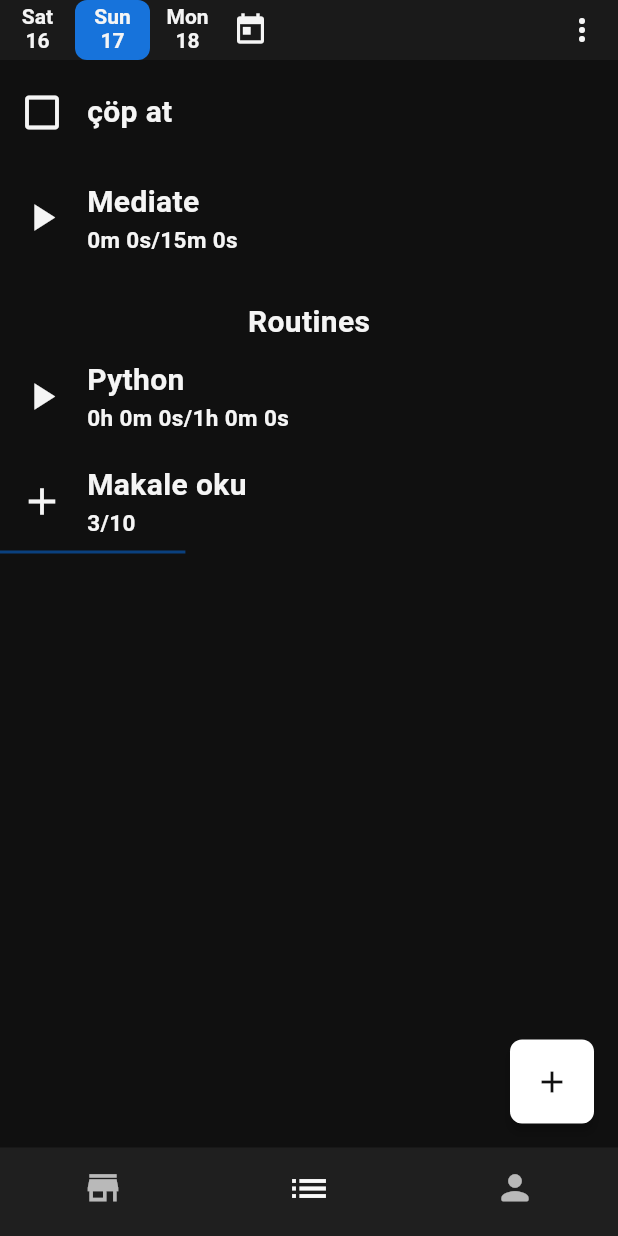
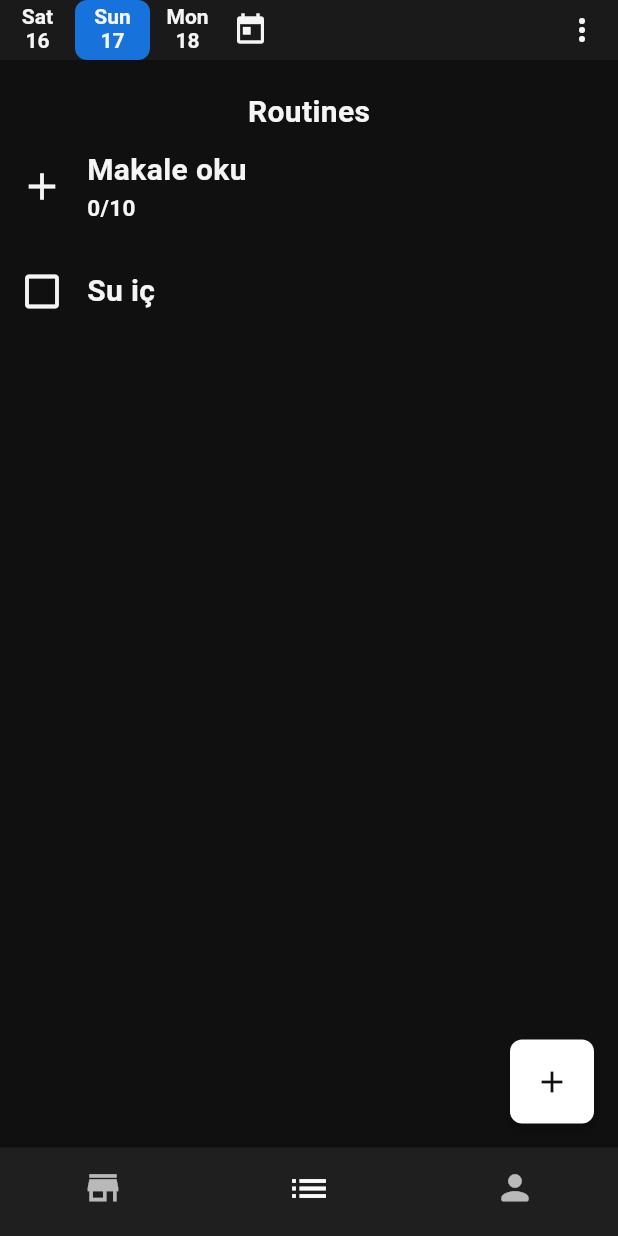
Before and after one commit to senabdulgani/gamify_todo, a Flutter app: the screen it shows after launch, on a phone screen of 412 x 824 dp. Run offline on Flutter 3.47's test engine with Material 3 defaults, Android fonts, the phone set to English and light mode, and no system bars; drawn by our look-alikes of flutter_slidable; our stand-ins replace device_info_plus, emoji_picker_flutter, firebase_core, flutter_screenutil, get, hive_flutter and 1 more; missing offline and left inert: duration_picker; accounts and stored records are empty.

Commit message:
auto create rutin tasks

```diff
--- a/lib/2 General/accessible.dart
+++ b/lib/2 General/accessible.dart
@@ -6,7 +6,7 @@ import 'package:gamify_todo/8%20Model/trait_model.dart';
 
 // TODO: test için el ile verildi normalde veritabınndan gelecek
 
-List<RutinModel> rutinList = [
+List<RutinModel> routineList = [
   RutinModel(
     id: 0,
     title: "Python",
@@ -29,7 +29,7 @@ List<RutinModel> rutinList = [
     isNotificationOn: false,
     remainingDuration: const Duration(minutes: 15),
     targetCount: 10,
-    repeatDays: [1, 5],
+    repeatDays: [1, 5, 7],
     isCompleted: false,
   ),
   RutinModel(
@@ -37,7 +37,7 @@ List<RutinModel> rutinList = [
     title: "Su iç",
     type: TaskTypeEnum.CHECKBOX,
     createdDate: DateTime.now(),
-    startDate: DateTime.now().add(const Duration(days: 2)),
+    startDate: DateTime.now(),
     isNotificationOn: false,
     remainingDuration: const Duration(minutes: 15),
     targetCount: 10,
--- a/lib/3 Page/Home/Add Task/add_task_page.dart
+++ b/lib/3 Page/Home/Add Task/add_task_page.dart
@@ -88,8 +88,8 @@ class _AddTaskPageState extends State<AddTaskPage> {
                         taskProvider.addTask(
                           TaskModel(
                             id: taskProvider.taskList.length,
-                            // !!!! id ler yanlış olacak gibi kontrol et
-                            rutinID: rutinList.length,
+                            // TODO: !!!! id ler yanlış olacak gibi kontrol et
+                            rutinID: routineList.length,
                             title: addTaskProvider.taskNameController.text,
                             type: addTaskProvider.selectedTaskType,
                             taskDate: addTaskProvider.selectedDate,
@@ -112,7 +112,7 @@ class _AddTaskPageState extends State<AddTaskPage> {
                     *************************************************************
                     isRutin: ${addTaskProvider.selectedDays.isNotEmpty}
                     id: ${taskProvider.taskList.length}
-                    rutinID: ${rutinList.length}
+                    rutinID: ${routineList.length}
                     title: ${addTaskProvider.taskNameController.text}
                     type: ${addTaskProvider.selectedTaskType}
                     taskDate: ${addTaskProvider.selectedDate}
--- a/lib/3 Page/Home/Widget/task_list.dart
+++ b/lib/3 Page/Home/Widget/task_list.dart
@@ -43,7 +43,7 @@ class _TaskListState extends State<TaskList> {
     }
 
     if (!Helper().isBeforeDay(context.read<TaskProvider>().selectedDate, DateTime.now())) {
-      for (var rutin in rutinList) {
+      for (var rutin in routineList) {
         if (rutin.repeatDays.contains(context.read<TaskProvider>().selectedDate.weekday) && Helper().isBeforeDay(rutin.startDate, context.read<TaskProvider>().selectedDate)) {
           if (!rutin.isCompleted) {
             selectedDateGhostRutinTaskList.add(
@@ -71,7 +71,7 @@ class _TaskListState extends State<TaskList> {
       }
     }
 
-    return selectedDateTaskList.isEmpty && selectedDateGhostRutinTaskList.isEmpty
+    return selectedDateTaskList.isEmpty && selectedDateGhostRutinTaskList.isEmpty && selectedDateRutinTaskList.isEmpty
         ? const Center(
             child: Text(
               "No task for today",
@@ -91,7 +91,7 @@ class _TaskListState extends State<TaskList> {
                 ),
 
                 // Routine Tasks
-                if (selectedDateTaskList.isNotEmpty) const SizedBox(height: 20),
+                const SizedBox(height: 20),
                 if (selectedDateRutinTaskList.isNotEmpty)
                   const Text(
                     "Routines",
--- a/lib/3 Page/Home/Widget/task_slide_actions.dart
+++ b/lib/3 Page/Home/Widget/task_slide_actions.dart
@@ -68,10 +68,19 @@ class _TaskSlideActinosState extends State<TaskSlideActinos> {
         dismissible: DismissiblePane(
           dismissThreshold: 0.01,
           onDismissed: () {
-            taskProvider.cancelTask(widget.taskModel);
+            taskProvider.beceremedinTask(widget.taskModel);
           },
         ),
         children: [
+          SlidableAction(
+            onPressed: (context) {
+              taskProvider.beceremedinTask(widget.taskModel);
+            },
+            backgroundColor: AppColors.red,
+            icon: Icons.close,
+            label: 'Beceremedin',
+            padding: const EdgeInsets.symmetric(horizontal: 5),
+          ),
           SlidableAction(
             onPressed: (context) {
               taskProvider.cancelTask(widget.taskModel);
@@ -81,15 +90,6 @@ class _TaskSlideActinosState extends State<TaskSlideActinos> {
             label: 'Cancel',
             padding: const EdgeInsets.symmetric(horizontal: 5),
           ),
-          SlidableAction(
-            onPressed: (context) {
-              taskProvider.beceremedinTask(widget.taskModel);
-            },
-            backgroundColor: AppColors.red,
-            icon: Icons.close,
-            label: 'Beceremedin',
-            padding: const EdgeInsets.symmetric(horizontal: 5),
-          ),
         ],
       ),
       child: widget.child,
--- a/lib/6 Provider/add_task_provider.dart
+++ b/lib/6 Provider/add_task_provider.dart
@@ -28,9 +28,9 @@ class AddTaskProvider with ChangeNotifier {
   }
 
   void addRutin() {
-    rutinList.add(
+    routineList.add(
       RutinModel(
-        id: rutinList.length,
+        id: routineList.length,
         title: taskNameController.text,
         type: selectedTaskType,
         createdDate: DateTime.now(),
--- a/lib/6 Provider/task_provider.dart
+++ b/lib/6 Provider/task_provider.dart
@@ -14,83 +14,83 @@ class TaskProvider with ChangeNotifier {
   TaskProvider._internal();
 
   List<TaskModel> taskList = [
-    TaskModel(
-        id: 0,
-        rutinID: 0,
-        title: "Python",
-        type: TaskTypeEnum.TIMER,
-        taskDate: DateTime.now(),
-        isNotificationOn: false,
-        currentDuration: const Duration(hours: 0, minutes: 0),
-        remainingDuration: const Duration(hours: 1, minutes: 0),
-        attirbuteIDList: [1, 2],
-        skillIDList: [1],
-        isCompleted: false,
-        isTimerActive: false),
-    TaskModel(
-      id: 1,
-      title: "çöp at",
-      type: TaskTypeEnum.CHECKBOX,
-      taskDate: DateTime.now(),
-      isNotificationOn: false,
-      isCompleted: false,
-    ),
-    TaskModel(
-      id: 2,
-      rutinID: 1,
-      title: "Makale oku",
-      type: TaskTypeEnum.COUNTER,
-      taskDate: DateTime.now(),
-      isNotificationOn: false,
-      currentCount: 3,
-      targetCount: 10,
-      remainingDuration: const Duration(minutes: 15),
-      isCompleted: false,
-    ),
-    TaskModel(
-      id: 3,
-      title: "Mediate",
-      type: TaskTypeEnum.TIMER,
-      taskDate: DateTime.now(),
-      isNotificationOn: false,
-      currentDuration: const Duration(hours: 0, minutes: 0),
-      remainingDuration: const Duration(minutes: 15),
-      attirbuteIDList: [1, 2],
-      skillIDList: [1],
-      isCompleted: false,
-      isTimerActive: false,
-    ),
-    TaskModel(
-      id: 4,
-      title: "Koşuya çık",
-      type: TaskTypeEnum.CHECKBOX,
-      taskDate: DateTime.now().add(const Duration(days: 2)),
-      isNotificationOn: false,
-      isCompleted: false,
-      isTimerActive: false,
-    ),
-    TaskModel(
-      id: 4,
-      title: "Kelime Ezberle",
-      type: TaskTypeEnum.COUNTER,
-      targetCount: 20,
-      currentCount: 0,
-      taskDate: DateTime.now().add(const Duration(days: 2)),
-      isNotificationOn: false,
-      isCompleted: false,
-      isTimerActive: false,
-    ),
-    TaskModel(
-      id: 4,
-      title: "Kelime Ezberle",
-      type: TaskTypeEnum.COUNTER,
-      targetCount: 20,
-      currentCount: 0,
-      taskDate: DateTime.now().add(const Duration(days: 3)),
-      isNotificationOn: false,
-      isCompleted: false,
-      isTimerActive: false,
-    ),
+    // TaskModel(
+    //     id: 0,
+    //     rutinID: 0,
+    //     title: "Python",
+    //     type: TaskTypeEnum.TIMER,
+    //     taskDate: DateTime.now(),
+    //     isNotificationOn: false,
+    //     currentDuration: const Duration(hours: 0, minutes: 0),
+    //     remainingDuration: const Duration(hours: 1, minutes: 0),
+    //     attirbuteIDList: [1, 2],
+    //     skillIDList: [1],
+    //     isCompleted: false,
+    //     isTimerActive: false),
+    // TaskModel(
+    //   id: 1,
+    //   title: "çöp at",
+    //   type: TaskTypeEnum.CHECKBOX,
+    //   taskDate: DateTime.now(),
+    //   isNotificationOn: false,
+    //   isCompleted: false,
+    // ),
+    // TaskModel(
+    //   id: 2,
+    //   rutinID: 1,
+    //   title: "Makale oku",
+    //   type: TaskTypeEnum.COUNTER,
+    //   taskDate: DateTime.now(),
+    //   isNotificationOn: false,
+    //   currentCount: 3,
+    //   targetCount: 10,
+    //   remainingDuration: const Duration(minutes: 15),
+    //   isCompleted: false,
+    // ),
+    // TaskModel(
+    //   id: 3,
+    //   title: "Mediate",
+    //   type: TaskTypeEnum.TIMER,
+    //   taskDate: DateTime.now(),
+    //   isNotificationOn: false,
+    //   currentDuration: const Duration(hours: 0, minutes: 0),
+    //   remainingDuration: const Duration(minutes: 15),
+    //   attirbuteIDList: [1, 2],
+    //   skillIDList: [1],
+    //   isCompleted: false,
+    //   isTimerActive: false,
+    // ),
+    // TaskModel(
+    //   id: 4,
+    //   title: "Koşuya çık",
+    //   type: TaskTypeEnum.CHECKBOX,
+    //   taskDate: DateTime.now().add(const Duration(days: 2)),
+    //   isNotificationOn: false,
+    //   isCompleted: false,
+    //   isTimerActive: false,
+    // ),
+    // TaskModel(
+    //   id: 4,
+    //   title: "Kelime Ezberle",
+    //   type: TaskTypeEnum.COUNTER,
+    //   targetCount: 20,
+    //   currentCount: 0,
+    //   taskDate: DateTime.now().add(const Duration(days: 2)),
+    //   isNotificationOn: false,
+    //   isCompleted: false,
+    //   isTimerActive: false,
+    // ),
+    // TaskModel(
+    //   id: 4,
+    //   title: "Kelime Ezberle",
+    //   type: TaskTypeEnum.COUNTER,
+    //   targetCount: 20,
+    //   currentCount: 0,
+    //   taskDate: DateTime.now().add(const Duration(days: 3)),
+    //   isNotificationOn: false,
+    //   isCompleted: false,
+    //   isTimerActive: false,
+    // ),
   ];
 
   // ? saat 00:00:00 geçtikten sonra hala dünü gösterecek muhtemelen her ana sayfaya gidişte. bunu düzelt
```
Also changed, not shown: lib/3 Page/navbar_page_manager.dart (+47 -0 lines).
